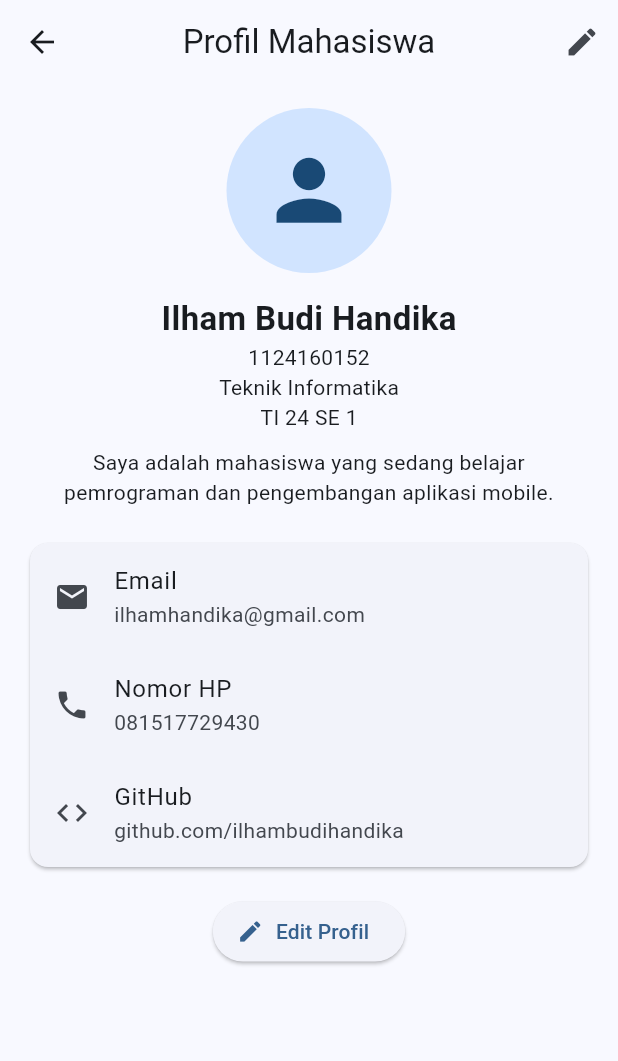
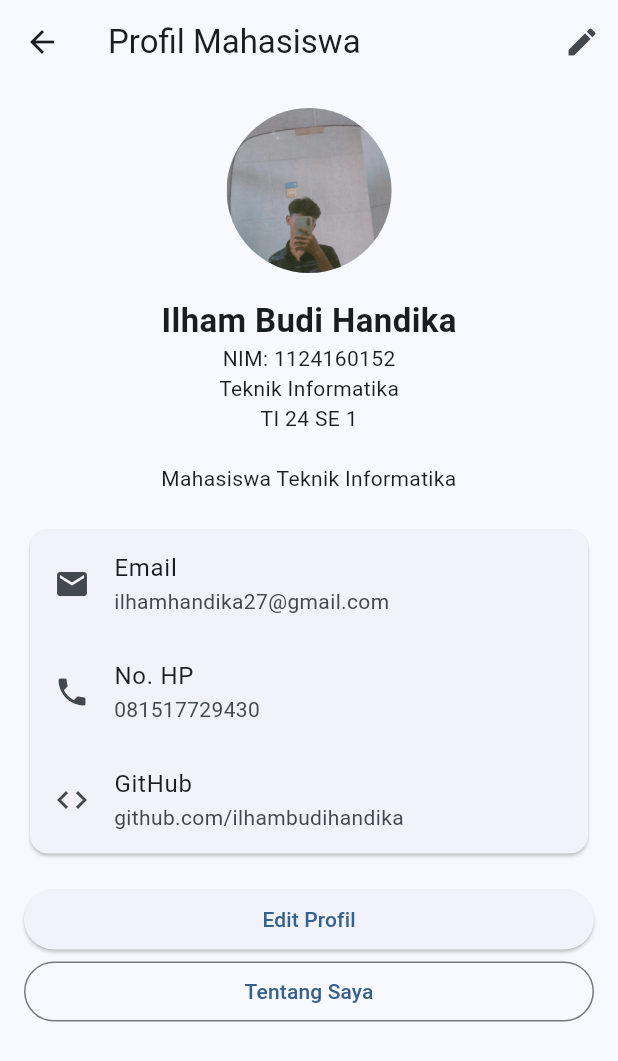
Before and after one commit to ilhambudihandika/uts-pml-1124160152, a Flutter app: the ProfilPage screen opened directly, on a phone screen of 412 x 824 dp. Shown: the top 1061 px of the screen. Run offline on Flutter 3.47's test engine with Material 3 defaults, Android fonts, the phone set to English and light mode, and no system bars.

Commit message:
Menambahkan foto profil mahasiswa

```diff
--- a/soal2_profil_app/lib/screens/profil_page.dart
+++ b/soal2_profil_app/lib/screens/profil_page.dart
@@ -1,7 +1,8 @@
 
 import 'package:flutter/material.dart';
+import 'edit_profil_page.dart';
+import 'about_page.dart';
 import '../widgets/info_tile.dart';
-import 'edit_profil_page.dart';
 
 class ProfilPage extends StatefulWidget {
   const ProfilPage({super.key});
@@ -12,8 +13,12 @@ class ProfilPage extends StatefulWidget {
 
 class _ProfilPageState extends State<ProfilPage> {
   String nama = 'Ilham Budi Handika';
-  String email = 'ilhamhandika@gmail.com';
+  String email = 'ilhamhandika27@gmail.com';
   String noHp = '081517729430';
+
+  final String nim = '1124160152';
+  final String prodi = 'Teknik Informatika';
+  final String kelas = 'TI 24 SE 1';
 
   Future<void> editProfil() async {
     final hasil = await Navigator.push<Map<String, String>>(
@@ -27,15 +32,22 @@ class _ProfilPageState extends State<ProfilPage> {
       ),
     );
 
-    if (!mounted) return;
-
     if (hasil != null) {
       setState(() {
-        nama = hasil['nama']!;
-        email = hasil['email']!;
-        noHp = hasil['noHp']!;
+        nama = hasil['nama'] ?? nama;
+        email = hasil['email'] ?? email;
+        noHp = hasil['noHp'] ?? noHp;
       });
     }
+  }
+
+  void bukaTentangSaya() {
+    Navigator.push(
+      context,
+      MaterialPageRoute(
+        builder: (context) => const AboutPage(),
+      ),
+    );
   }
 
   @override
@@ -43,7 +55,6 @@ class _ProfilPageState extends State<ProfilPage> {
     return Scaffold(
       appBar: AppBar(
         title: const Text('Profil Mahasiswa'),
-        centerTitle: true,
         actions: [
           IconButton(
             onPressed: editProfil,
@@ -51,21 +62,17 @@ class _ProfilPageState extends State<ProfilPage> {
           ),
         ],
       ),
-
       body: SingleChildScrollView(
-        child: Padding(
         padding: const EdgeInsets.all(16),
         child: Column(
           children: [
             const CircleAvatar(
               radius: 55,
-                child: Icon(
-                  Icons.person,
-                  size: 65,
+              backgroundImage: AssetImage(
+                'assets/images/foto_profil.jpg',
               ),
             ),
-
-              const SizedBox(height: 15),
+            const SizedBox(height: 16),
 
             Text(
               nama,
@@ -75,15 +82,14 @@ class _ProfilPageState extends State<ProfilPage> {
               ),
             ),
 
-              const Text('1124160152'),
-              const Text('Teknik Informatika'),
-              const Text('TI 24 SE 1'),
+            Text('NIM: $nim'),
+            Text(prodi),
+            Text(kelas),
 
-              const SizedBox(height: 10),
+            const SizedBox(height: 20),
 
             const Text(
-                'Saya adalah mahasiswa yang sedang belajar '
-                'pemrograman dan pengembangan aplikasi mobile.',
+              'Mahasiswa Teknik Informatika',
               textAlign: TextAlign.center,
             ),
 
@@ -97,13 +103,11 @@ class _ProfilPageState extends State<ProfilPage> {
                     label: 'Email',
                     value: email,
                   ),
-
                   InfoTile(
                     icon: Icons.phone,
-                      label: 'Nomor HP',
+                    label: 'No. HP',
                     value: noHp,
                   ),
-
                   const InfoTile(
                     icon: Icons.code,
                     label: 'GitHub',
@@ -113,15 +117,24 @@ class _ProfilPageState extends State<ProfilPage> {
               ),
             ),
 
-              const SizedBox(height: 15),
+            const SizedBox(height: 16),
 
-              ElevatedButton.icon(
+            SizedBox(
+              width: double.infinity,
+              child: ElevatedButton(
                 onPressed: editProfil,
-                icon: const Icon(Icons.edit),
-                label: const Text('Edit Profil'),
+                child: const Text('Edit Profil'),
+              ),
+            ),
+
+            SizedBox(
+              width: double.infinity,
+              child: OutlinedButton(
+                onPressed: bukaTentangSaya,
+                child: const Text('Tentang Saya'),
+              ),
             ),
           ],
-          ),
         ),
       ),
     );
--- a/soal2_profil_app/pubspec.yaml
+++ b/soal2_profil_app/pubspec.yaml
@@ -57,6 +57,9 @@ flutter:
   # the material Icons class.
   uses-material-design: true
 
+  assets:
+    - assets/images/
+
   # To add assets to your application, add an assets section, like this:
   # assets:
   #   - images/a_dot_burr.jpeg
```
Also changed, not shown: soal2_profil_app/assets/images/foto_profil.jpg (added). Lines whose indentation alone changed are shown as unchanged.
